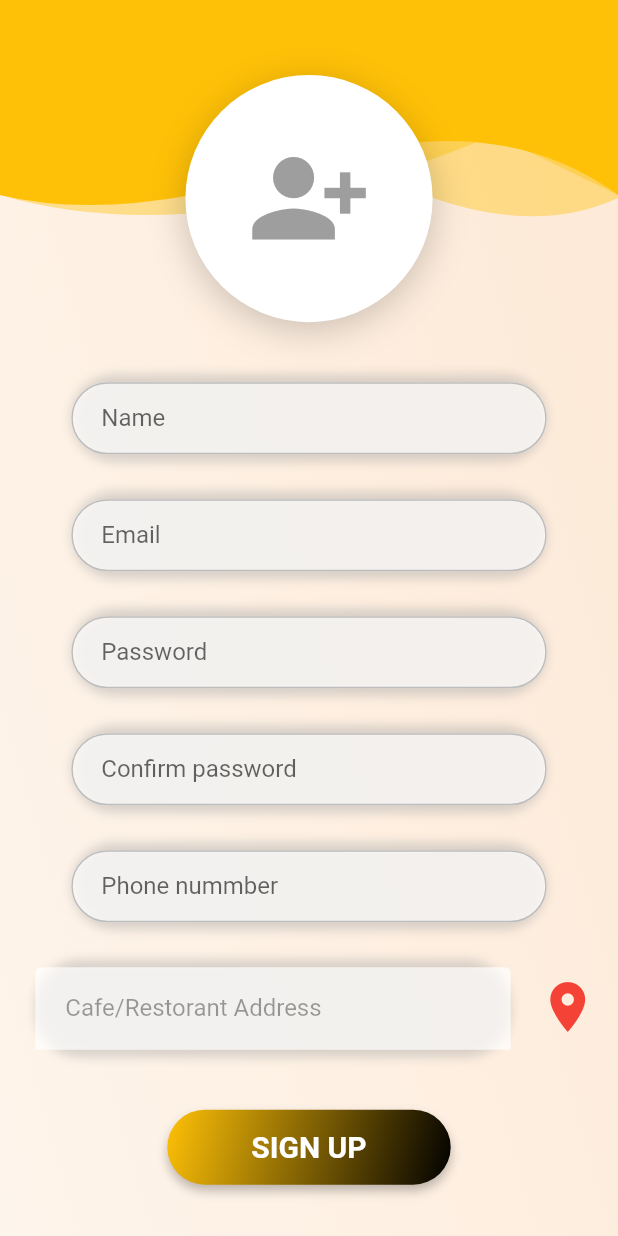
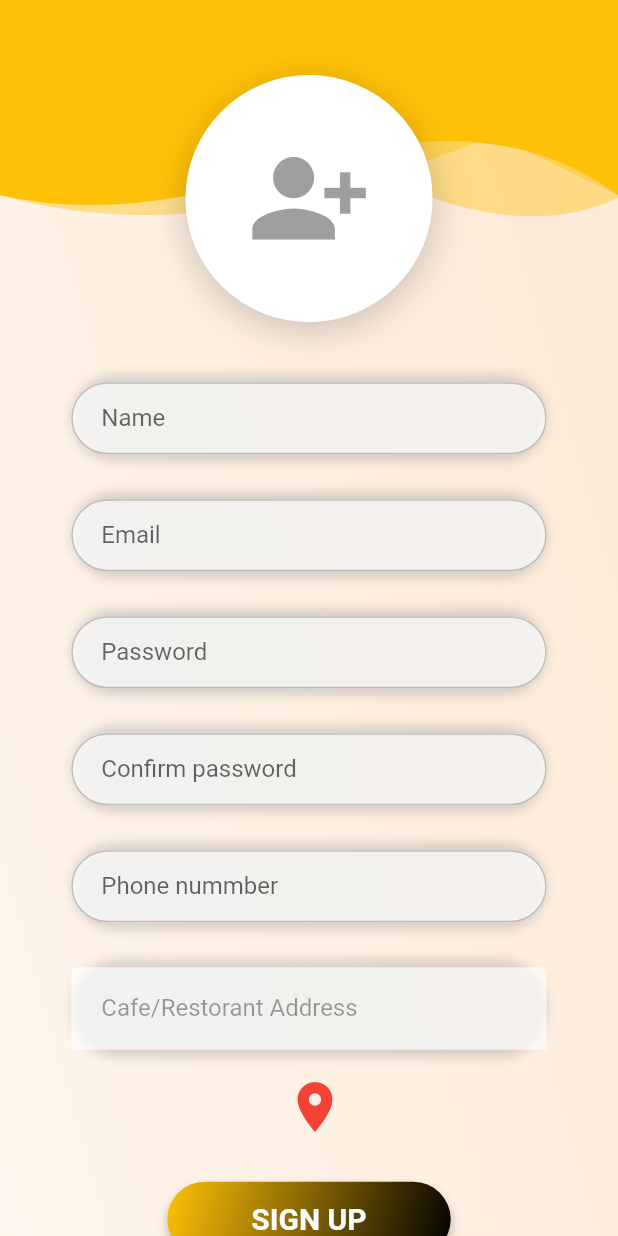
Before and after one commit to Dhruv0348/IT314_project_31, a Flutter app: the RegisterScreen screen opened directly, on a phone screen of 412 x 824 dp. Run offline on Flutter 3.47's test engine with Material 2 defaults, Android fonts, the phone set to English and light mode, and no system bars; our stand-ins replace cloud_firestore, firebase_auth, firebase_core, firebase_storage, fluttertoast, geocoding and 5 more; missing offline and left inert: qr_code_scanner; accounts and stored records are empty.

```diff
--- a/canteen_management/lib/authentication/register.dart
+++ b/canteen_management/lib/authentication/register.dart
@@ -338,9 +338,6 @@
                       hintText: "Phone nummber",
                       isObsecre: false,
                     ),
-                    Row(
-                      mainAxisAlignment: MainAxisAlignment.center,
-                      children: [
                     CustomTextField(
                       data: Icons.my_location,
                       controller: locationController,
@@ -359,8 +356,6 @@
                         ),
                         color: Colors.red,
                       ),
-                        )
-                      ],
                     ),
                   ],
                 ),
```
Lines whose indentation alone changed are shown as unchanged.
